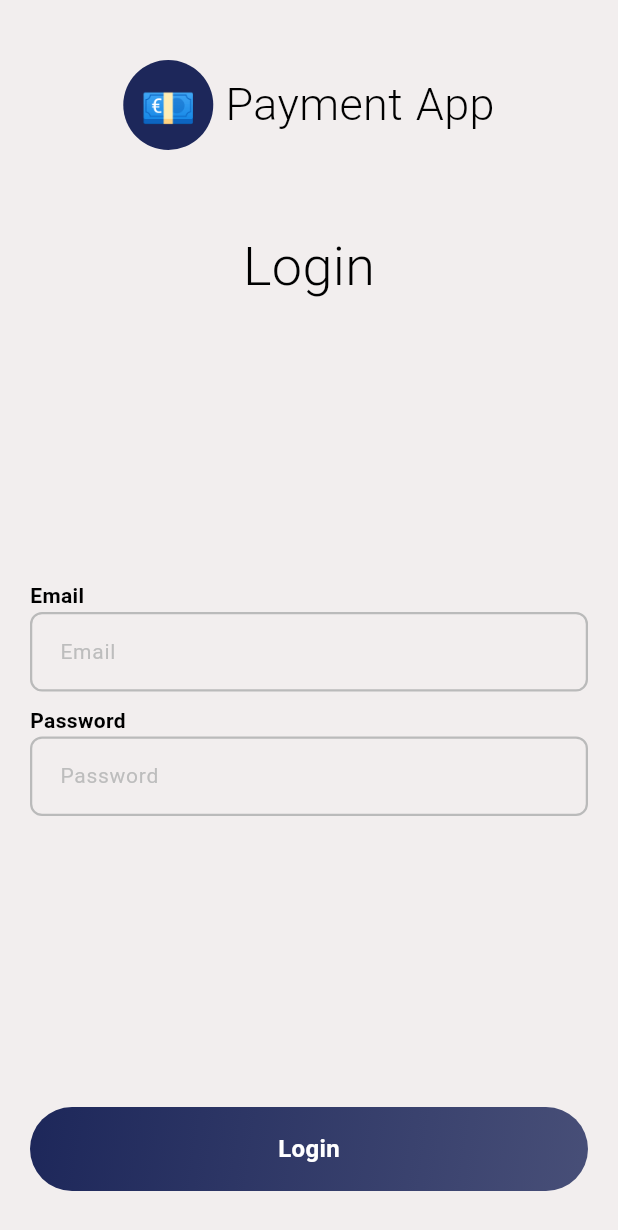
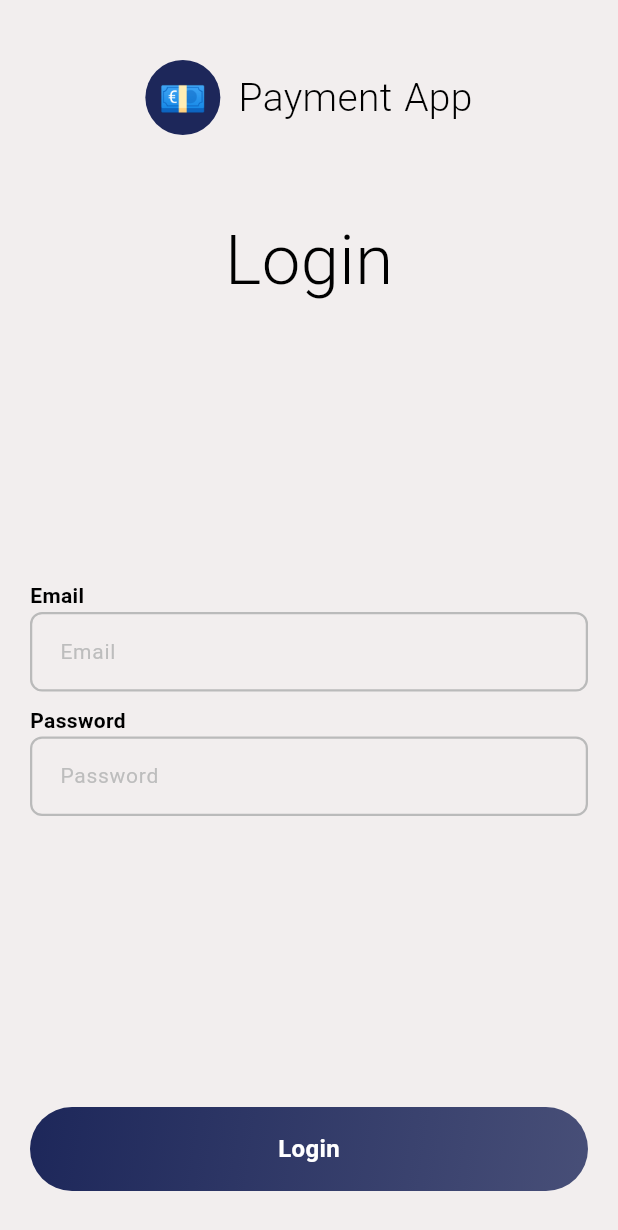
Before and after one commit to Solano-Furlan/payment-app, a Flutter app: the screen it shows after launch, on a phone screen of 412 x 824 dp. Shown: the top 1230 px of the screen. Run offline on Flutter 3.47's test engine with Material 3 defaults, Android fonts, the phone set to English and light mode, and no system bars; our stand-ins replace auto_size_text, dio, equatable, flutter_bloc, flutter_keyboard_visibility, flutter_svg and 8 more; missing offline and left inert: debounce_throttle; accounts and stored records are empty.

Commit message:
feat: mobile recharge

```diff
--- a/lib/core/navigation/routes/payments.route.dart
+++ b/lib/core/navigation/routes/mobile_recharge.route.dart
@@ -1,18 +1,18 @@
 import 'package:flutter/cupertino.dart';
 import 'package:go_router/go_router.dart';
-import 'package:payment_app/features/payments/presentation/screens/payments.screen.dart';
+import 'package:payment_app/features/mobile_recharge/presentation/screens/mobile_recharge.screen.dart';
 
-class PaymentsRoutes {
-  PaymentsRoutes._();
+class MobileRechargeRoutes {
+  MobileRechargeRoutes._();
 
-  static const String paymentsRoute = '/payments';
+  static const String paymentsRoute = '/mobile-recharge';
 
   static List<RouteBase> routes = [
     GoRoute(
       path: paymentsRoute,
       pageBuilder: (BuildContext context, GoRouterState state) {
         return const NoTransitionPage(
-          child: PaymentsScreen(),
+          child: MobileRechargeScreen(),
         );
       },
     ),
--- a/lib/core/navigation/services/navigation.service.dart
+++ b/lib/core/navigation/services/navigation.service.dart
@@ -1,7 +1,7 @@
 import 'package:flutter/foundation.dart';
 import 'package:go_router/go_router.dart';
 import 'package:payment_app/core/navigation/routes/authentication.routes.dart';
-import 'package:payment_app/core/navigation/routes/payments.route.dart';
+import 'package:payment_app/core/navigation/routes/mobile_recharge.route.dart';
 
 class AppNavigationService {
   AppNavigationService({
@@ -39,7 +39,7 @@ class AppNavigationService {
         AuthenticationRoutes.loginRoute,
       );
 
-  void routeToPayments() => _routeTo(
-        PaymentsRoutes.paymentsRoute,
+  void routeToMobileRecharge() => _routeTo(
+        MobileRechargeRoutes.paymentsRoute,
       );
 }
--- a/lib/core/navigation/services/routes.service.dart
+++ b/lib/core/navigation/services/routes.service.dart
@@ -1,12 +1,12 @@
 import 'package:go_router/go_router.dart';
 import 'package:payment_app/core/navigation/routes/authentication.routes.dart';
-import 'package:payment_app/core/navigation/routes/payments.route.dart';
+import 'package:payment_app/core/navigation/routes/mobile_recharge.route.dart';
 
 class AppRoutesService {
   AppRoutesService._();
 
   static List<RouteBase> appRoutes = [
     ...AuthenticationRoutes.routes,
-    ...PaymentsRoutes.routes,
+    ...MobileRechargeRoutes.routes,
   ];
 }
--- a/lib/features/authentication/presentation/screens/login.screen.dart
+++ b/lib/features/authentication/presentation/screens/login.screen.dart
@@ -49,8 +49,8 @@ class _LoginScreenState extends State<LoginScreen> {
                     mainAxisAlignment: MainAxisAlignment.center,
                     children: [
                       Container(
-                        height: 60,
-                        width: 60,
+                        height: 50,
+                        width: 50,
                         decoration: const BoxDecoration(
                           color: AppColors.primary,
                           shape: BoxShape.circle,
@@ -59,16 +59,16 @@ class _LoginScreenState extends State<LoginScreen> {
                         child: const Text(
                           '💶',
                           style: TextStyle(
-                            fontSize: 30,
+                            fontSize: 26,
                           ),
                         ),
                       ),
-                      const SizedBox(width: 8),
+                      const SizedBox(width: 12),
                       const UIText(
                         'Payment App',
                         maxLines: 1,
                         color: AppColors.onBackground,
-                        fontSize: 30,
+                        fontSize: 26,
                         fontWeight: FontWeight.w300,
                       ),
                     ],
@@ -76,7 +76,7 @@ class _LoginScreenState extends State<LoginScreen> {
                   const SizedBox(height: 60),
                   const UIText(
                     'Login',
-                    fontSize: 36,
+                    fontSize: 46,
                     fontWeight: FontWeight.w300,
                   ),
                   const Spacer(),
@@ -103,8 +103,8 @@ class _LoginScreenState extends State<LoginScreen> {
                       ),
                       child: UIButton(
                         text: 'Login',
-                        onPressed: () =>
-                            getIt<AppNavigationService>().routeToPayments(),
+                        onPressed: () => getIt<AppNavigationService>()
+                            .routeToMobileRecharge(),
                         isLoading: state is AuthenticationPinLoadingState,
                       ),
                     );
--- a/lib/features/payments/presentation/widgets/mobile_recharge_section.widget.dart
+++ b/lib/features/mobile_recharge/presentation/widgets/mobile_recharge_section.widget.dart
@@ -2,8 +2,8 @@ import 'package:flutter/cupertino.dart';
 import 'package:payment_app/core/design_system/theme/colors.dart';
 import 'package:payment_app/core/design_system/widgets/buttons/toggle_button.widget.dart';
 import 'package:payment_app/core/design_system/widgets/texts/text.widget.dart';
-import 'package:payment_app/features/payments/presentation/widgets/beneficiary_card.widget.dart';
-import 'package:payment_app/features/payments/presentation/widgets/recharge_history_item.widget.dart';
+import 'package:payment_app/features/mobile_recharge/presentation/widgets/beneficiary_card.widget.dart';
+import 'package:payment_app/features/mobile_recharge/presentation/widgets/recharge_history_item.widget.dart';
 
 class MobileRechargeSection extends StatefulWidget {
   const MobileRechargeSection({super.key});
```
Also changed, not shown: lib/features/mobile_recharge/presentation/screens/mobile_recharge.screen.dart (renamed from lib/features/payments/presentation/screens/payments.screen.dart, +4 -4 lines), lib/features/mobile_recharge/presentation/widgets/balance_section.widget.dart (renamed from lib/features/payments/presentation/widgets/balance_section.widget.dart), lib/features/mobile_recharge/presentation/widgets/beneficiary_card.widget.dart (renamed from lib/features/payments/presentation/widgets/beneficiary_card.widget.dart), lib/features/mobile_recharge/presentation/widgets/recharge_history_item.widget.dart (renamed from lib/features/payments/presentation/widgets/recharge_history_item.widget.dart).
